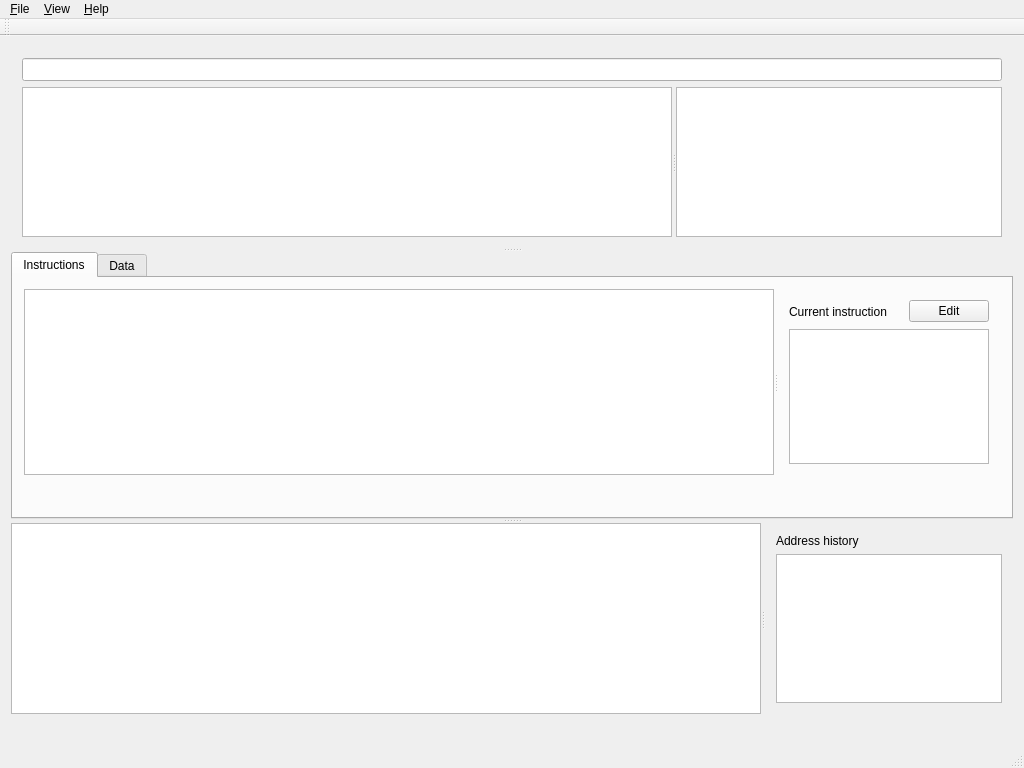
SimonKagstrom/emilpro, file src/qt/emilpro/mainwindow.ui: the form before one commit.
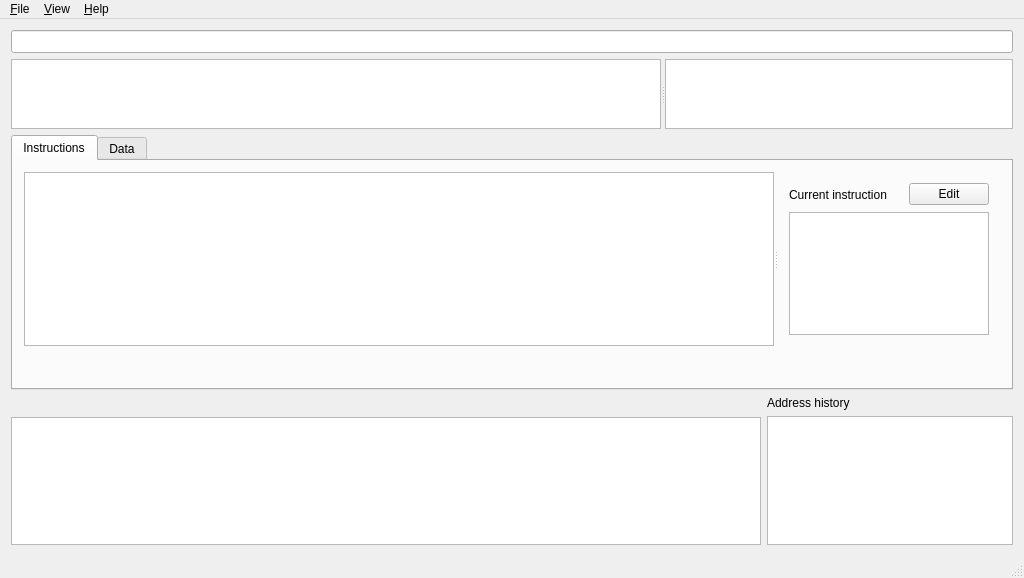
The form after the commit.

Commit message: qt gui: Move source file name above source code

What changed in the file:
```diff
--- a/src/qt/emilpro/mainwindow.ui
+++ b/src/qt/emilpro/mainwindow.ui
@@ -7,20 +7,21 @@
     <x>0</x>
     <y>0</y>
     <width>1024</width>
-    <height>768</height>
+    <height>578</height>
    </rect>
   </property>
   <property name="windowTitle">
    <string>EmilPRO</string>
   </property>
+  <property name="animated">
+   <bool>true</bool>
+  </property>
+  <property name="documentMode">
+   <bool>false</bool>
+  </property>
   <widget class="QWidget" name="centralWidget">
    <layout class="QGridLayout" name="gridLayout">
     <item row="0" column="0">
-     <widget class="QSplitter" name="splitter_5">
-      <property name="orientation">
-       <enum>Qt::Vertical</enum>
-      </property>
-      <widget class="QWidget" name="layoutWidget">
        <layout class="QVBoxLayout" name="verticalLayout">
         <item>
          <widget class="QLineEdit" name="locationLineEdit">
@@ -100,11 +101,10 @@
          </widget>
         </item>
        </layout>
-      </widget>
-      <widget class="QSplitter" name="splitter_4">
-       <property name="orientation">
-        <enum>Qt::Vertical</enum>
-       </property>
+    </item>
+    <item row="1" column="0">
+     <layout class="QVBoxLayout" name="verticalLayout_5">
+      <item>
        <widget class="QTabWidget" name="tabWidget">
         <property name="currentIndex">
          <number>0</number>
@@ -143,7 +143,7 @@
               <bool>false</bool>
              </property>
              <attribute name="horizontalHeaderVisible">
-              <bool>true</bool>
+              <bool>false</bool>
              </attribute>
              <attribute name="verticalHeaderVisible">
               <bool>false</bool>
@@ -227,15 +227,33 @@
          </layout>
         </widget>
        </widget>
-       <widget class="QSplitter" name="splitter_3">
-        <property name="orientation">
-         <enum>Qt::Horizontal</enum>
-        </property>
+      </item>
+      <item>
+       <layout class="QHBoxLayout" name="horizontalLayout_2">
+        <item>
+         <layout class="QVBoxLayout" name="verticalLayout_4">
+          <item>
+           <widget class="QLabel" name="sourceTextLabel">
+            <property name="font">
+             <font>
+              <family>Monospace</family>
+              <pointsize>10</pointsize>
+             </font>
+            </property>
+            <property name="text">
+             <string/>
+            </property>
+            <property name="alignment">
+             <set>Qt::AlignLeading|Qt::AlignLeft|Qt::AlignVCenter</set>
+            </property>
+           </widget>
+          </item>
+          <item>
         <widget class="QTextEdit" name="sourceTextEdit">
          <property name="minimumSize">
           <size>
            <width>750</width>
-           <height>0</height>
+              <height>128</height>
           </size>
          </property>
          <property name="font">
@@ -246,7 +264,10 @@
           </font>
          </property>
         </widget>
-        <widget class="QWidget" name="layoutWidget3">
+          </item>
+         </layout>
+        </item>
+        <item>
          <layout class="QVBoxLayout" name="verticalLayout_3">
           <item>
            <widget class="QLabel" name="addressHistoryLabel">
@@ -266,26 +287,10 @@
            </widget>
           </item>
          </layout>
-        </widget>
-       </widget>
-      </widget>
-     </widget>
-    </item>
-    <item row="1" column="0">
-     <widget class="QLabel" name="sourceTextLabel">
-      <property name="font">
-       <font>
-        <family>Monospace</family>
-        <pointsize>10</pointsize>
-       </font>
-      </property>
-      <property name="text">
-       <string/>
-      </property>
-      <property name="alignment">
-       <set>Qt::AlignLeading|Qt::AlignLeft|Qt::AlignVCenter</set>
-      </property>
-     </widget>
+        </item>
+       </layout>
+      </item>
+     </layout>
     </item>
    </layout>
   </widget>
@@ -328,14 +333,6 @@
    <addaction name="menu_View"/>
    <addaction name="menu_Help"/>
   </widget>
-  <widget class="QToolBar" name="mainToolBar">
-   <attribute name="toolBarArea">
-    <enum>TopToolBarArea</enum>
-   </attribute>
-   <attribute name="toolBarBreak">
-    <bool>false</bool>
-   </attribute>
-  </widget>
   <widget class="QStatusBar" name="statusBar"/>
   <action name="action_Open">
    <property name="text">
```
Lines whose indentation alone changed are shown as unchanged.
